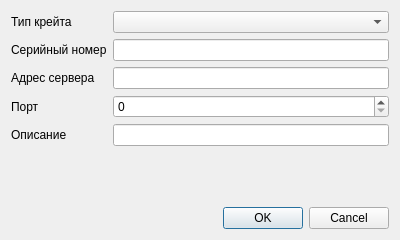
Qt form apps/ConfigEditor/dlg/cratedialog.ui (voytoff/DataServerQt) before a commit.
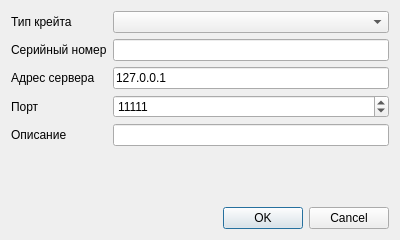
The same form after that commit.

```diff
--- a/apps/ConfigEditor/dlg/cratedialog.ui
+++ b/apps/ConfigEditor/dlg/cratedialog.ui
@@ -74,10 +74,27 @@
       <widget class="QLineEdit" name="lineEdit_2"/>
      </item>
      <item row="2" column="1">
-      <widget class="QLineEdit" name="lineEdit_3"/>
+      <widget class="QLineEdit" name="hostLineEdit">
+       <property name="text">
+        <string>127.0.0.1</string>
+       </property>
+       <property name="maxLength">
+        <number>255</number>
+       </property>
+      </widget>
      </item>
      <item row="3" column="1">
-      <widget class="QSpinBox" name="spinBox"/>
+      <widget class="QSpinBox" name="portSpinBox">
+       <property name="minimum">
+        <number>1</number>
+       </property>
+       <property name="maximum">
+        <number>65535</number>
+       </property>
+       <property name="value">
+        <number>11111</number>
+       </property>
+      </widget>
      </item>
     </layout>
    </item>
```
Left out of the diff: 24 changed lines with no effect on the pictures.
